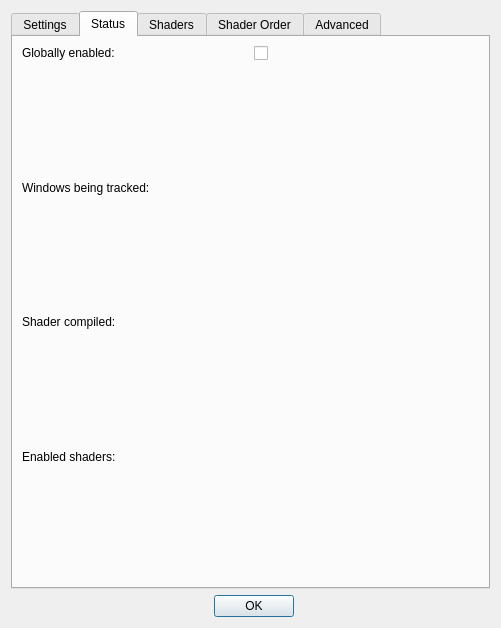
Above: src/ShadersUI.ui from kevinlekiller/kwin-effect-shaders before the change. Below: the same form after it.
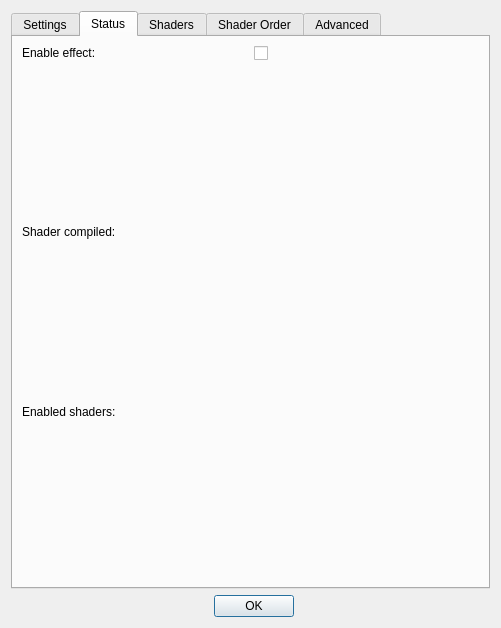
That is the form after the change. The open tabs and pages were chosen to show the change.

Commit message: Simplifies usage by: Enabling the plugin by default. Only having 1 shortcut for enabling / disabling the effect.

```diff
--- a/src/ShadersUI.ui
+++ b/src/ShadersUI.ui
@@ -169,27 +169,37 @@
        <string>Status</string>
       </attribute>
       <layout class="QGridLayout" name="gridLayout_3">
-       <item row="4" column="0" alignment="Qt::AlignTop">
-        <widget class="QLabel" name="label_enabledShaders">
+       <item row="0" column="1" alignment="Qt::AlignTop">
+        <widget class="QCheckBox" name="val_EnableEffect">
          <property name="toolTip">
           <string>&lt;html&gt;&lt;head/&gt;&lt;body&gt;&lt;p&gt;This is a list of all the current shaders turned to &amp;quot;On&amp;quot;.&lt;/p&gt;&lt;/body&gt;&lt;/html&gt;</string>
          </property>
          <property name="text">
-          <string>Enabled shaders:</string>
+          <string/>
          </property>
         </widget>
        </item>
        <item row="3" column="0" alignment="Qt::AlignTop">
-        <widget class="QLabel" name="label_ShaderCompiled">
+        <widget class="QLabel" name="label_EnabledShaders">
          <property name="toolTip">
           <string>&lt;html&gt;&lt;head/&gt;&lt;body&gt;&lt;p&gt;If the shader has succesfully compiled or not.&lt;/p&gt;&lt;p&gt;The shader can compile succsefully but still have errors in it, which usually causes the output to turn white.&lt;/p&gt;&lt;/body&gt;&lt;/html&gt;</string>
          </property>
          <property name="text">
-          <string>Shader compiled:</string>
+          <string>Enabled shaders:</string>
          </property>
         </widget>
        </item>
-       <item row="3" column="1" alignment="Qt::AlignTop">
+       <item row="0" column="0" alignment="Qt::AlignTop">
+        <widget class="QLabel" name="label_EnableEffect">
+         <property name="toolTip">
+          <string>&lt;html&gt;&lt;head/&gt;&lt;body&gt;&lt;p&gt;This is the same as the keyboard shortcut that toggles on or off the effect (CTRL+META+X by default).&lt;/p&gt;&lt;/body&gt;&lt;/html&gt;</string>
+         </property>
+         <property name="text">
+          <string>Enable effect:</string>
+         </property>
+        </widget>
+       </item>
+       <item row="2" column="1" alignment="Qt::AlignTop">
         <widget class="QLabel" name="val_ShaderCompiled">
          <property name="toolTip">
           <string>&lt;html&gt;&lt;head/&gt;&lt;body&gt;&lt;p&gt;If the shader has succesfully compiled or not.&lt;/p&gt;&lt;p&gt;The shader can compile succsefully but still have errors in it, which usually causes the output to turn white.&lt;/p&gt;&lt;/body&gt;&lt;/html&gt;</string>
@@ -199,18 +209,8 @@
          </property>
         </widget>
        </item>
-       <item row="1" column="0" alignment="Qt::AlignTop">
-        <widget class="QLabel" name="label_Status">
-         <property name="toolTip">
-          <string>&lt;html&gt;&lt;head/&gt;&lt;body&gt;&lt;p&gt;This can be inaccurate if &amp;quot;Globally enabled&amp;quot; is enabled.&lt;/p&gt;&lt;/body&gt;&lt;/html&gt;</string>
-         </property>
-         <property name="text">
-          <string>Windows being tracked:</string>
-         </property>
-        </widget>
-       </item>
-       <item row="4" column="1" alignment="Qt::AlignTop">
-        <widget class="QLabel" name="val_enabledShaders">
+       <item row="3" column="1" alignment="Qt::AlignTop">
+        <widget class="QLabel" name="val_EnabledShaders">
          <property name="toolTip">
           <string>&lt;html&gt;&lt;head/&gt;&lt;body&gt;&lt;p&gt;This is a list of all the current shaders turned to &amp;quot;On&amp;quot;.&lt;/p&gt;&lt;/body&gt;&lt;/html&gt;</string>
          </property>
@@ -222,33 +222,13 @@
          </property>
         </widget>
        </item>
-       <item row="0" column="0" alignment="Qt::AlignTop">
-        <widget class="QLabel" name="label_allWiindows">
+       <item row="2" column="0" alignment="Qt::AlignTop">
+        <widget class="QLabel" name="label_ShaderCompiled">
          <property name="toolTip">
           <string>&lt;html&gt;&lt;head/&gt;&lt;body&gt;&lt;p&gt;This is the same as the keyboard shortcut that enables the effect on all windows (CTRL+META+X by default).&lt;/p&gt;&lt;/body&gt;&lt;/html&gt;</string>
          </property>
          <property name="text">
-          <string>Globally enabled:</string>
-         </property>
-        </widget>
-       </item>
-       <item row="1" column="1" alignment="Qt::AlignTop">
-        <widget class="QLabel" name="val_Status">
-         <property name="toolTip">
-          <string>&lt;html&gt;&lt;head/&gt;&lt;body&gt;&lt;p&gt;This can be inaccurate if &amp;quot;Globally enabled&amp;quot; is enabled.&lt;/p&gt;&lt;/body&gt;&lt;/html&gt;</string>
-         </property>
-         <property name="text">
-          <string/>
-         </property>
-        </widget>
-       </item>
-       <item row="0" column="1" alignment="Qt::AlignTop">
-        <widget class="QCheckBox" name="val_allWindows">
-         <property name="toolTip">
-          <string>&lt;html&gt;&lt;head/&gt;&lt;body&gt;&lt;p&gt;This is the same as the keyboard shortcut that enables the effect on all windows (CTRL+META+X by default).&lt;/p&gt;&lt;/body&gt;&lt;/html&gt;</string>
-         </property>
-         <property name="text">
-          <string/>
+          <string>Shader compiled:</string>
          </property>
         </widget>
        </item>
```
Left out of the diff: 6 changed lines with no effect on the pictures. The commit also changes 12 other files.
